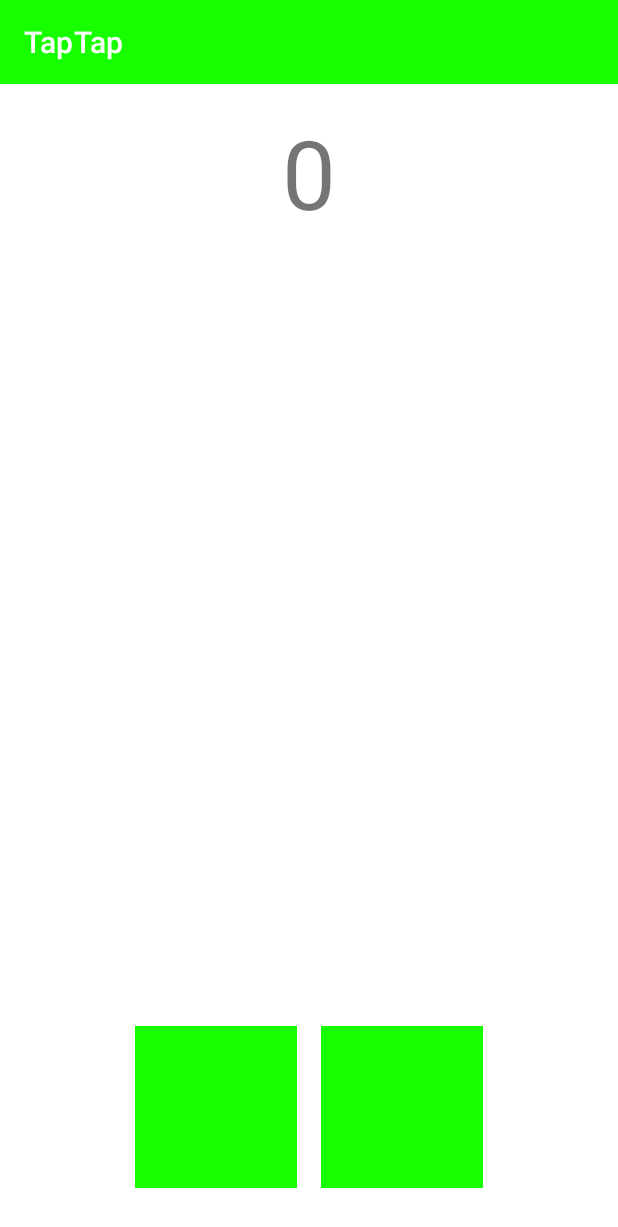
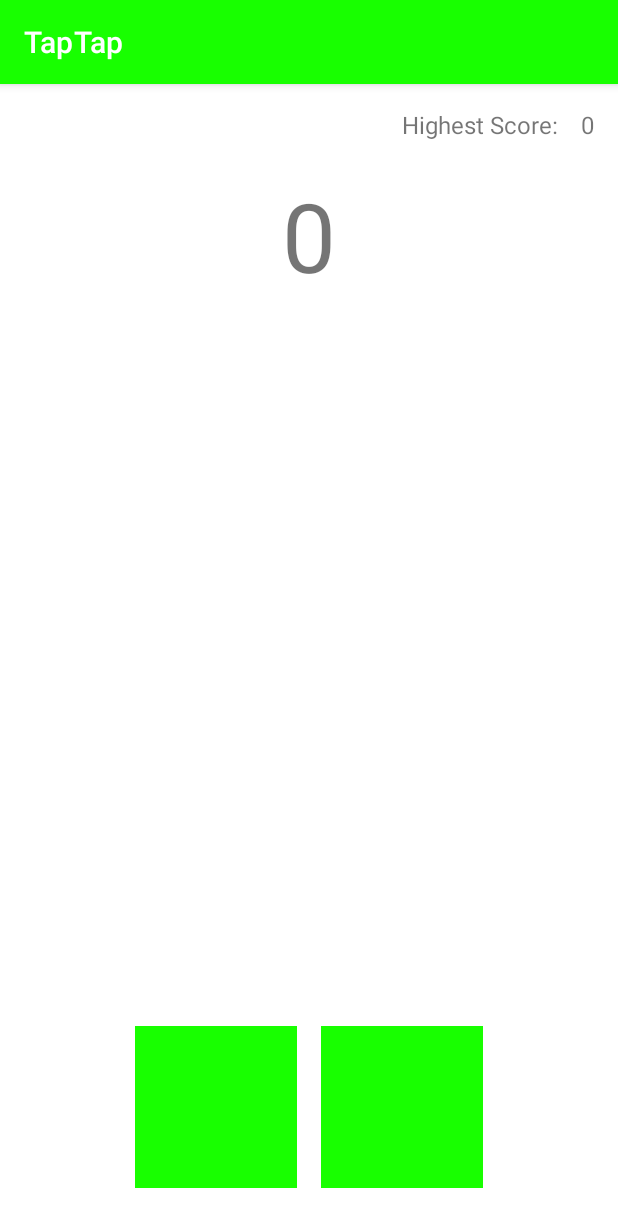
Before and after one commit to fwhyn/TapTap, an Android app: the screen it shows after launch (HomeActivity), on a phone screen of 412 x 824 dp. Shown: the top 1227 px of the screen. Run offline under Robolectric (Android 15) with nearby library versions, the phone set to English and light mode, and no system bars.

Commit message:
#3 Add Tap Tap
Add view and scoring

```diff
--- /dev/null
+++ b/taptap/src/main/java/com/fwhyn/taptap/home/data/MyData.kt
@@ -0,0 +1,14 @@
+package com.fwhyn.taptap.home.data
+
+object MyData {
+    var score: Int = 0
+    var highestScore: Int = 0
+        get() {
+            return if (score > field) {
+                field = score
+                field
+            } else {
+                field
+            }
+        }
+}
--- /dev/null
+++ b/taptap/src/main/java/com/fwhyn/taptap/home/data/MyViewModel.kt
@@ -0,0 +1,9 @@
+package com.fwhyn.taptap.home.data
+
+import androidx.lifecycle.MutableLiveData
+import androidx.lifecycle.ViewModel
+
+class MyViewModel : ViewModel() {
+    val score: MutableLiveData<Int> = MutableLiveData(0)
+    val highestScore: MutableLiveData<Int> = MutableLiveData(0)
+}
--- a/taptap/src/main/java/com/fwhyn/taptap/home/ui/HomeActivity.kt
+++ b/taptap/src/main/java/com/fwhyn/taptap/home/ui/HomeActivity.kt
@@ -1,14 +1,59 @@
 package com.fwhyn.taptap.home.ui
 
+import android.os.Bundle
+import android.widget.ImageView
+import android.widget.TextView
 import androidx.appcompat.app.AppCompatActivity
-import android.os.Bundle
+import androidx.lifecycle.ViewModelProvider
 import com.fwhyn.taptap.R
+import com.fwhyn.taptap.home.data.MyData
+import com.fwhyn.taptap.home.data.MyViewModel
 
 class HomeActivity : AppCompatActivity() {
+    private lateinit var viewModel: MyViewModel
+
+    private lateinit var mScoreText: TextView
+    private lateinit var mHighestScoreText: TextView
+
     override fun onCreate(savedInstanceState: Bundle?) {
         super.onCreate(savedInstanceState)
         setContentView(R.layout.activity_home)
 
-        supportActionBar?.elevation = 0F
+        init()
+    }
+
+    private fun init() {
+        initData()
+        initView()
+    }
+
+    private fun initData() {
+        viewModel = ViewModelProvider(this).get(MyViewModel::class.java)
+        viewModel.score.observe(this) {value ->
+            mScoreText.text = value.toString()
+            if (value > viewModel.highestScore.value!!) {
+                viewModel.highestScore.value = value
+            }
+        }
+        viewModel.highestScore.observe(this) {value ->
+            mHighestScoreText.text = value.toString()
+        }
+    }
+
+    private fun initView() {
+        mScoreText = findViewById(R.id.score)
+        mHighestScoreText = findViewById(R.id.highest_score)
+
+        val button1 = findViewById<ImageView>(R.id.tap_button1)
+        button1.setOnClickListener {
+            MyData.score++
+            viewModel.score.value = MyData.score
+        }
+
+        val button2 = findViewById<ImageView>(R.id.tap_button2)
+        button2.setOnClickListener {
+            MyData.score++
+            viewModel.score.value = MyData.score
+        }
     }
 }
--- a/taptap/src/main/res/layout/activity_home.xml
+++ b/taptap/src/main/res/layout/activity_home.xml
@@ -1,23 +1,46 @@
 <?xml version="1.0" encoding="utf-8"?>
 <androidx.constraintlayout.widget.ConstraintLayout xmlns:android="http://schemas.android.com/apk/res/android"
     xmlns:app="http://schemas.android.com/apk/res-auto"
-    xmlns:tools="http://schemas.android.com/tools"
     android:layout_width="match_parent"
     android:layout_height="match_parent">
 
     <TextView
-        android:id="@+id/counter_view"
+        android:id="@+id/highest_score"
+        android:layout_width="wrap_content"
+        android:layout_height="wrap_content"
+        android:layout_marginTop="@dimen/default_margin"
+        android:layout_marginEnd="@dimen/default_margin"
+        android:text="@string/zero"
+        android:textAlignment="center"
+        android:textSize="@dimen/std_text_size"
+        app:layout_constraintRight_toRightOf="parent"
+        app:layout_constraintTop_toTopOf="parent" />
+
+    <TextView
+        android:id="@+id/highest_score_label"
+        android:layout_width="wrap_content"
+        android:layout_height="wrap_content"
+        android:layout_marginTop="@dimen/default_margin"
+        android:layout_marginEnd="@dimen/default_margin"
+        android:text="@string/highest_score"
+        android:textAlignment="center"
+        android:textSize="@dimen/std_text_size"
+        app:layout_constraintBottom_toBottomOf="@+id/highest_score"
+        app:layout_constraintEnd_toStartOf="@+id/highest_score"
+        app:layout_constraintTop_toTopOf="parent" />
+
+    <TextView
+        android:id="@+id/score"
         android:layout_width="match_parent"
         android:layout_height="wrap_content"
-        android:layout_marginStart="@dimen/default_margin"
-        android:layout_marginEnd="@dimen/default_margin"
-        android:layout_marginTop="@dimen/default_margin"
+        android:layout_marginTop="20dp"
+        android:text="@string/zero"
         android:textAlignment="center"
         android:textSize="@dimen/large_text_size"
-        android:text="@string/zero"
+        app:layout_constraintHorizontal_bias="0.0"
         app:layout_constraintLeft_toLeftOf="parent"
         app:layout_constraintRight_toRightOf="parent"
-        app:layout_constraintTop_toTopOf="parent" />
+        app:layout_constraintTop_toBottomOf="@+id/highest_score" />
 
     <androidx.constraintlayout.widget.ConstraintLayout
         android:layout_width="wrap_content"
@@ -33,10 +56,10 @@
             android:layout_height="wrap_content"
             android:layout_marginStart="@dimen/default_margin"
             android:layout_marginBottom="@dimen/default_margin"
+            android:contentDescription="@string/tap_button1"
             app:layout_constraintBottom_toBottomOf="parent"
             app:layout_constraintStart_toStartOf="parent"
-            app:srcCompat="@drawable/ic_default_background"
-            android:contentDescription="@string/tap_button1" />
+            app:srcCompat="@drawable/ic_default_background" />
 
         <ImageView
             android:id="@+id/tap_button2"
@@ -44,12 +67,12 @@
             android:layout_height="wrap_content"
             android:layout_marginStart="@dimen/default_margin"
             android:layout_marginEnd="@dimen/default_margin"
+            android:contentDescription="@string/tap_button2"
             app:layout_constraintBottom_toBottomOf="@+id/tap_button1"
             app:layout_constraintEnd_toEndOf="parent"
             app:layout_constraintStart_toEndOf="@+id/tap_button1"
             app:layout_constraintTop_toTopOf="@+id/tap_button1"
-            app:srcCompat="@drawable/ic_default_background"
-            android:contentDescription="@string/tap_button2" />
+            app:srcCompat="@drawable/ic_default_background" />
     </androidx.constraintlayout.widget.ConstraintLayout>
 
 </androidx.constraintlayout.widget.ConstraintLayout>
--- a/taptap/src/main/res/values/dimens.xml
+++ b/taptap/src/main/res/values/dimens.xml
@@ -5,5 +5,6 @@
     <dimen name="default_bottom_margin">16dp</dimen>
     <dimen name="default_top_margin">16dp</dimen>
     <dimen name="default_margin">16dp</dimen>
+    <dimen name="std_text_size">16sp</dimen>
     <dimen name="large_text_size">64sp</dimen>
 </resources>
--- a/taptap/src/main/res/values/strings.xml
+++ b/taptap/src/main/res/values/strings.xml
@@ -3,4 +3,5 @@
     <string name="tap_button1">tap button 1</string>
     <string name="tap_button2">tap button 2</string>
     <string name="zero">0</string>
+    <string name="highest_score">Highest Score:</string>
 </resources>
```
